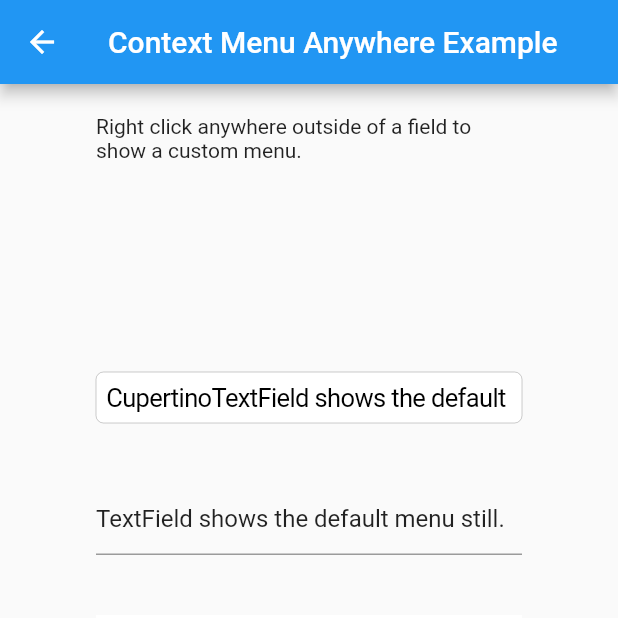
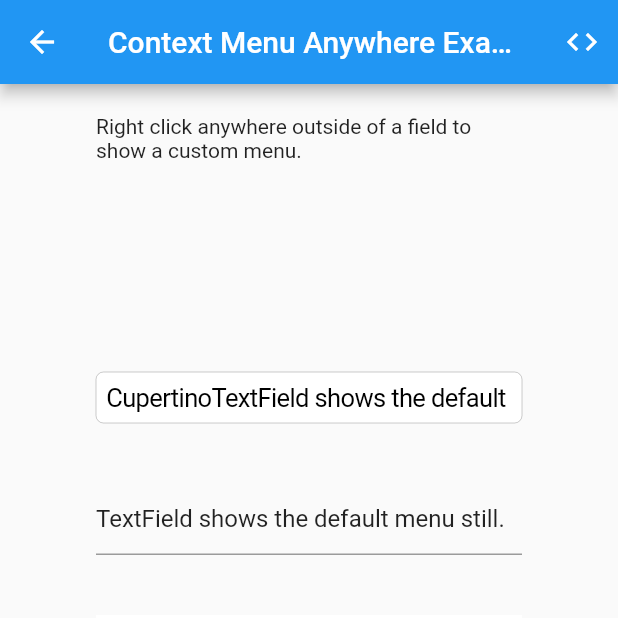
Before and after one commit to justinmc/flutter_context_menu_examples, a Flutter app: the screen it shows after launch, after a tap on "Context Menu Anywhere Example", on a phone screen of 412 x 824 dp, the top half of it. Run offline on Flutter 3.47's test engine with Material 2 defaults, Android fonts, the light colour scheme and no system bars.

Commit message:
Launch code from anywhere example

```diff
--- a/lib/anywhere_page.dart
+++ b/lib/anywhere_page.dart
@@ -1,7 +1,9 @@
 import 'package:flutter/cupertino.dart';
 import 'package:flutter/material.dart';
+import 'package:url_launcher/url_launcher.dart';
 
 import 'context_menu_region.dart';
+import 'constants.dart';
 
 class AnywherePage extends StatelessWidget {
   AnywherePage({
@@ -22,11 +24,23 @@ class AnywherePage extends StatelessWidget {
     text: 'EditableText has no default menu, so it shows the custom one.',
   );
 
+  static const String url = '$kCodeUrl/anywhere_page.dart';
+
   @override
   Widget build(BuildContext context) {
     return Scaffold(
       appBar: AppBar(
         title: const Text(AnywherePage.title),
+        actions: <Widget>[
+          IconButton(
+            icon: const Icon(Icons.code),
+            onPressed: () async {
+              if (!await launchUrl(Uri.parse(url))) {
+                throw 'Could not launch $url';
+              }
+            },
+          ),
+        ],
       ),
       body: ContextMenuRegion(
         contextMenuBuilder: (BuildContext context, Offset primaryAnchor, [Offset? secondaryAnchor]) {
--- /dev/null
+++ b/lib/constants.dart
@@ -0,0 +1 @@
+const String kCodeUrl = 'https://github.com/justinmc/flutter_context_menu_examples/blob/main/lib';
--- a/lib/main.dart
+++ b/lib/main.dart
@@ -21,6 +21,7 @@ class MyApp extends StatelessWidget {
   @override
   Widget build(BuildContext context) {
     return MaterialApp(
+      debugShowCheckedModeBanner: false,
       title: 'Flutter Validation Sandbox',
       theme: ThemeData(
         primarySwatch: Colors.blue,
--- a/pubspec.yaml
+++ b/pubspec.yaml
@@ -34,6 +34,7 @@ dependencies:
   # The following adds the Cupertino Icons font to your application.
   # Use with the CupertinoIcons class for iOS style icons.
   cupertino_icons: ^1.0.2
+  url_launcher: ^6.1.6
 
 dev_dependencies:
   flutter_test:
@@ -58,8 +59,8 @@ flutter:
   uses-material-design: true
 
   # To add assets to your application, add an assets section, like this:
-  assets:
-    - flutter.jpg
+  # assets:
+  #   - flutter.jpg
 
   # An image asset can refer to one or more resolution-specific "variants", see
   # https://flutter.dev/assets-and-images/#resolution-aware
```
Also changed, not shown: pubspec.lock, 5 other files.
